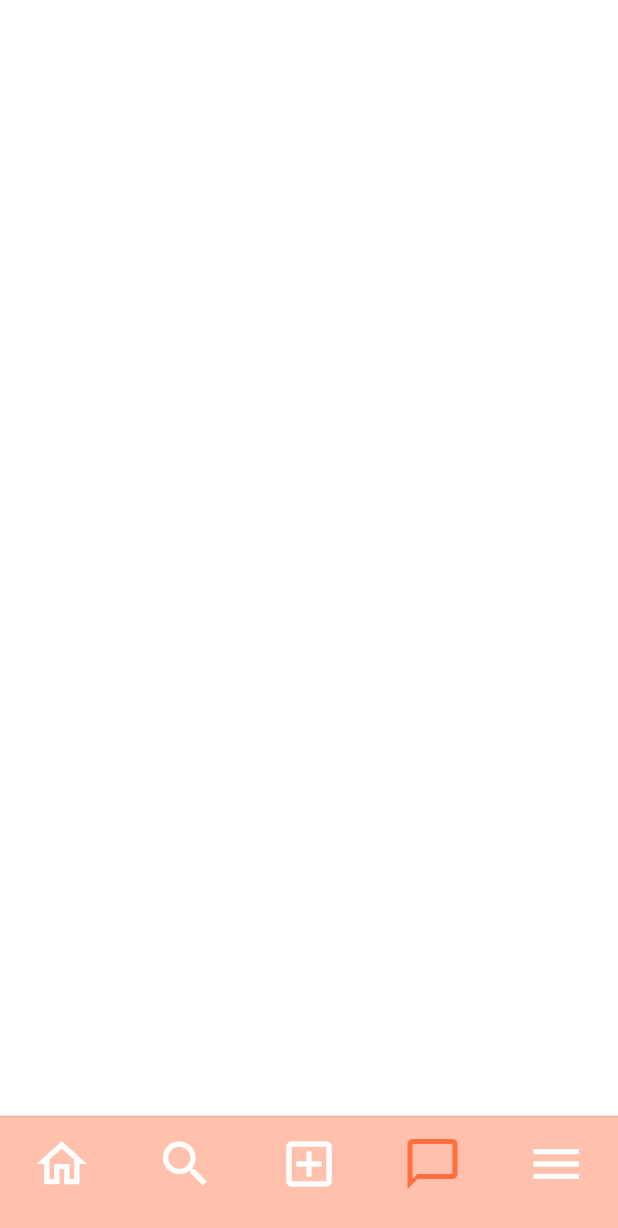
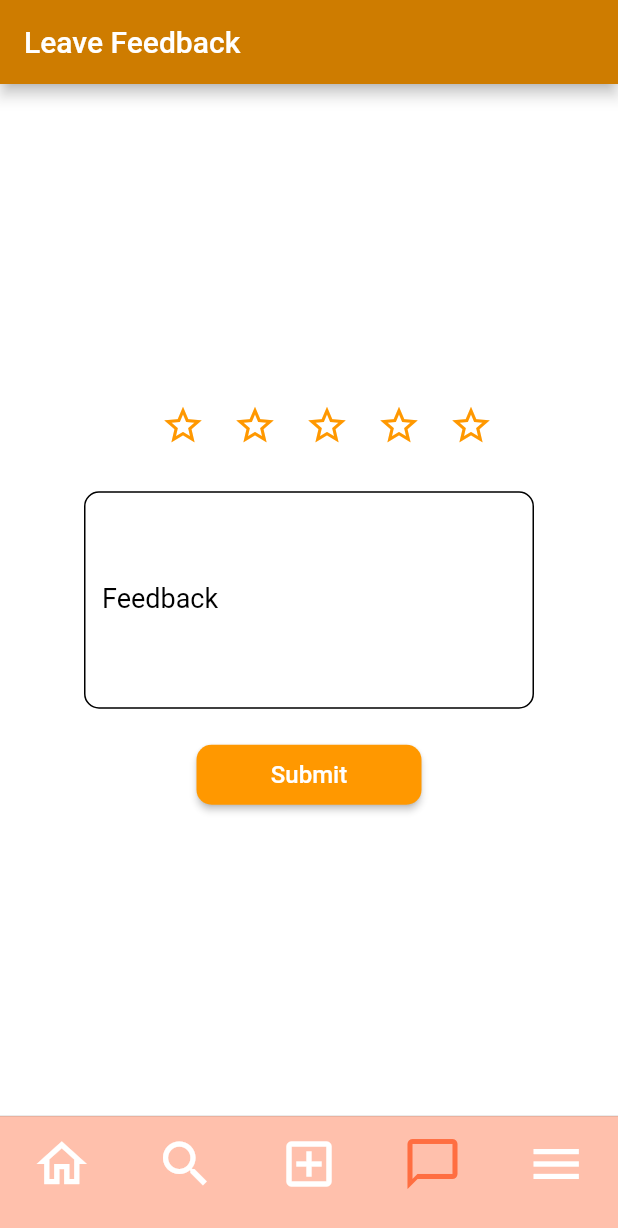
Before and after one commit to bathiyapathum/PartTimeNow_flutter_app, a Flutter app: the screen it shows once a user with an empty profile is signed in, swiped to page 4, on a phone screen of 412 x 824 dp. Shown: the top 1228 px of the screen. Run offline on Flutter 3.47's test engine with Material 2 defaults, Android fonts, the light colour scheme and no system bars; our stand-ins replace cloud_firestore, firebase_auth, firebase_core, firebase_storage, image_picker; accounts and stored records are empty; network calls fail; project files that could hold a hidden picture were left out.

Commit message:
Add Feedback

```diff
--- /dev/null
+++ b/lib/screens/feedback_screen.dart
@@ -0,0 +1,118 @@
+import 'package:flutter/material.dart';
+
+class FeedbackScreen extends StatefulWidget {
+  const FeedbackScreen({Key? key});
+
+  @override
+  State<FeedbackScreen> createState() => _FeedbackScreenState();
+}
+
+class _FeedbackScreenState extends State<FeedbackScreen> {
+  int? _rating;
+  final TextEditingController feedbackController = TextEditingController();
+
+  @override
+  void dispose() {
+    super.dispose();
+    feedbackController.dispose();
+  }
+
+  @override
+  Widget build(BuildContext context) {
+    return Scaffold(
+      appBar: AppBar(
+        title: Text('Leave Feedback'),
+        backgroundColor: Color.fromARGB(255, 206, 124, 0),
+      ),
+      body: Center(
+        child: Column(
+          mainAxisAlignment: MainAxisAlignment.center,
+          children: [
+            Center(
+              child: Padding(
+                padding: EdgeInsets.only(left: 20), // Add left padding
+                child: Row(
+                  mainAxisAlignment: MainAxisAlignment.center,
+                  children: <Widget>[
+                    Text(
+                      'Rate Us: ',
+                      style: TextStyle(fontSize: 1),
+                    ),
+                    _buildStarRating(),
+                  ],
+                ),
+              ),
+            ),
+            SizedBox(height: 20),
+            _buildFeedbackField(),
+            SizedBox(height: 20),
+            ElevatedButton(
+              onPressed: () {
+                // Handle feedback submission here
+              },
+              style: ElevatedButton.styleFrom(
+                primary: Colors.orange, // Button background color
+                onPrimary: Colors.white, // Button text color
+                shape: RoundedRectangleBorder(
+                  borderRadius: BorderRadius.circular(10), // Rounded corners
+                ),
+                minimumSize: Size(150, 40), // Set the button size
+              ),
+              child: Text('Submit', style: TextStyle(fontSize: 16)),
+            ),
+          ],
+        ),
+      ),
+    );
+  }
+
+  Widget _buildStarRating() {
+    return Center(
+      child: Row(
+        mainAxisSize: MainAxisSize.min,
+        children: List.generate(5, (index) {
+          return IconButton(
+            iconSize: 30, // Increase the star size
+            onPressed: () {
+              setState(() {
+                _rating = index + 1;
+              });
+            },
+            icon: Icon(
+              _rating != null && index < _rating!
+                  ? Icons.star
+                  : Icons.star_border,
+              color: Colors.orange,
+            ),
+          );
+        }),
+      ),
+    );
+  }
+
+  Widget _buildFeedbackField() {
+    return Container(
+      width: 300, // Adjust the field width
+      child: TextField(
+        controller: feedbackController,
+        style: TextStyle(color: Colors.black, fontSize: 18), // Adjust font size
+        maxLines: 5,
+        decoration: InputDecoration(
+          labelText: 'Feedback',
+          labelStyle:
+              TextStyle(color: Colors.black, fontSize: 18), // Adjust font size
+          hintText: 'Enter your feedback here',
+          hintStyle: TextStyle(color: Colors.grey),
+          enabledBorder: OutlineInputBorder(
+            borderSide: BorderSide(color: Colors.black),
+            borderRadius: BorderRadius.circular(10), // Adjust field size
+          ),
+          focusedBorder: OutlineInputBorder(
+            borderSide: BorderSide(color: Color.fromARGB(255, 206, 124, 0)),
+            borderRadius: BorderRadius.circular(10), // Adjust field size
+          ),
+        ),
+      ),
+    );
+  }
+}
--- a/lib/utils/global_variable.dart
+++ b/lib/utils/global_variable.dart
@@ -1,5 +1,6 @@
 import 'package:flutter/material.dart';
 import 'package:parttimenow_flutter/screens/feed_screen_layout.dart';
+import 'package:parttimenow_flutter/screens/feedback_screen.dart';
 import 'package:parttimenow_flutter/screens/menue_screen_layout.dart';
 import 'package:parttimenow_flutter/screens/post_job_screen.dart';
 
@@ -10,6 +11,7 @@ const homeScreenItems = [
   FeedScreenLayout(),
   Text('Search'),
   PostJobScreen(),
-  Text('Message'),
+  // Text('Message')
+  FeedbackScreen(), // this is temporary for testing
   MenueScreen(),
 ];
--- a/pubspec.yaml
+++ b/pubspec.yaml
@@ -38,6 +38,7 @@ dependencies:
   flutter_svg: ^2.0.7
   image_picker: ^1.0.4
   provider: ^6.0.5
+  flutter_rating_bar: ^4.0.0
 
 dev_dependencies:
   flutter_lints: ^2.0.0
```
Also changed, not shown: lib/models/feeback_model.dart (added, +32 -0 lines).
